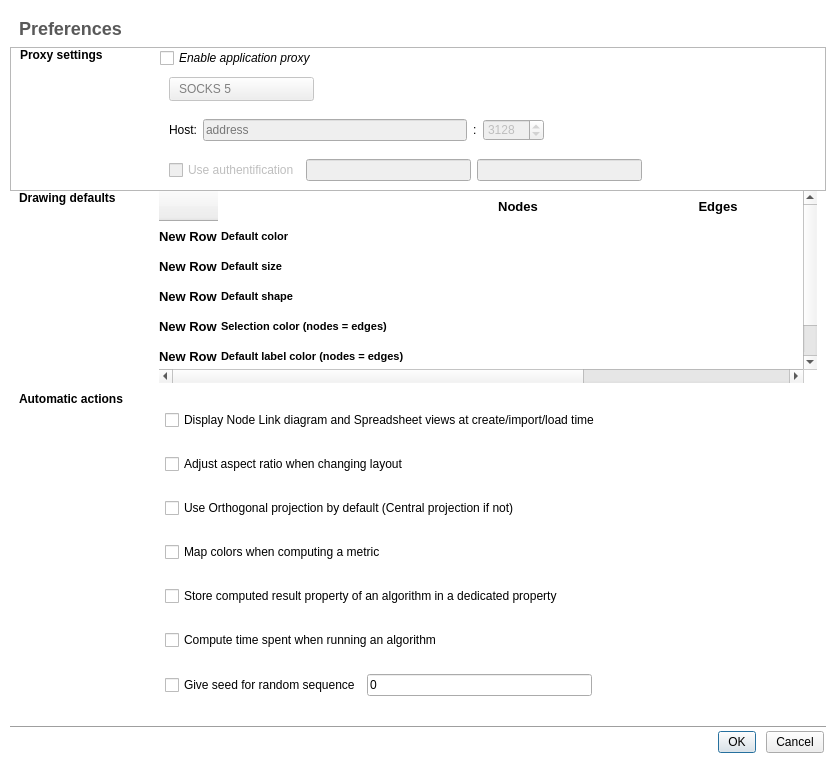
Before: the Qt Designer form plugins/perspective/GraphPerspective/designer/PreferencesDialog.ui in Tulip-Dev/tulip, drawn with Qt 5.
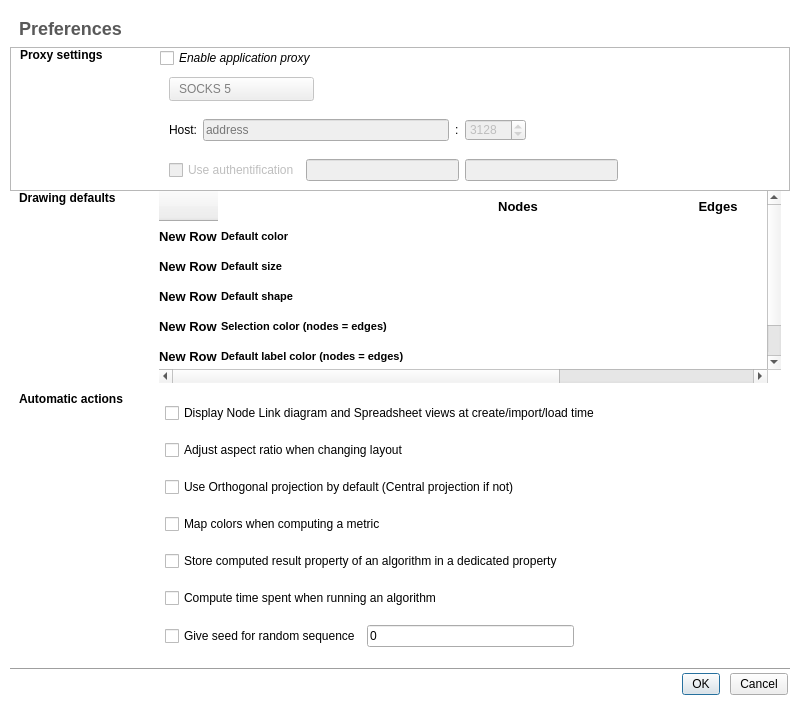
After: the same form once the commit is applied. Icons and pictures are not drawn.

Commit message: fix for gui tests failure since commit #11272

Diff of the .ui file:
```diff
--- a/plugins/perspective/GraphPerspective/designer/PreferencesDialog.ui
+++ b/plugins/perspective/GraphPerspective/designer/PreferencesDialog.ui
@@ -6,8 +6,8 @@
    <rect>
     <x>0</x>
     <y>0</y>
-    <width>836</width>
-    <height>765</height>
+    <width>800</width>
+    <height>707</height>
    </rect>
   </property>
   <property name="sizePolicy">
```
The commit also changes 1 other file.
